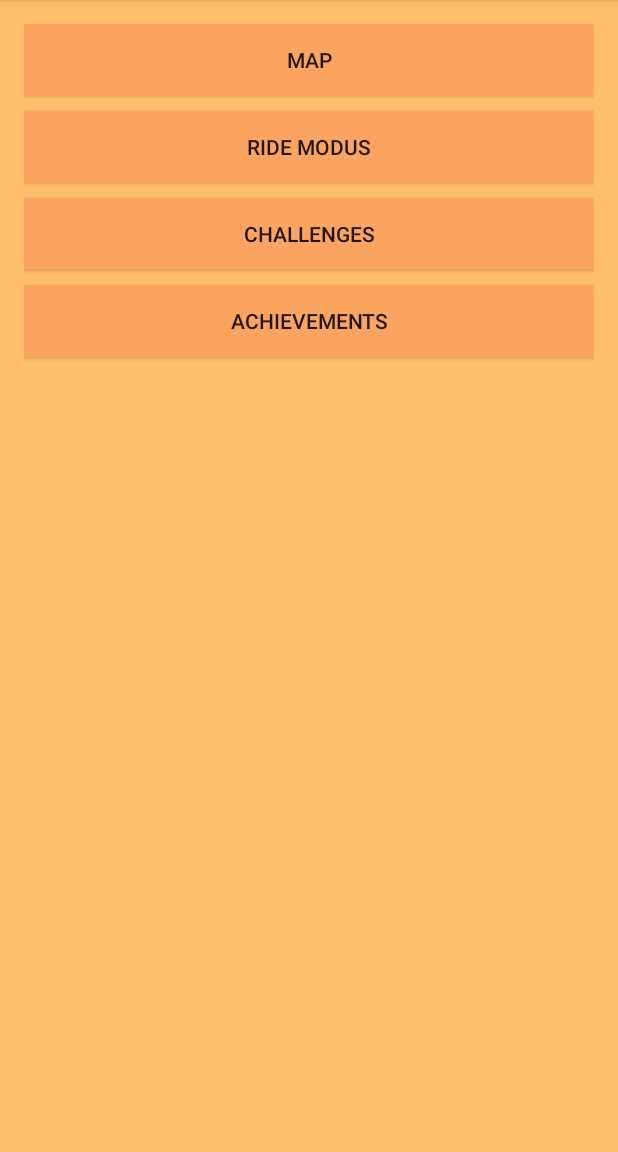
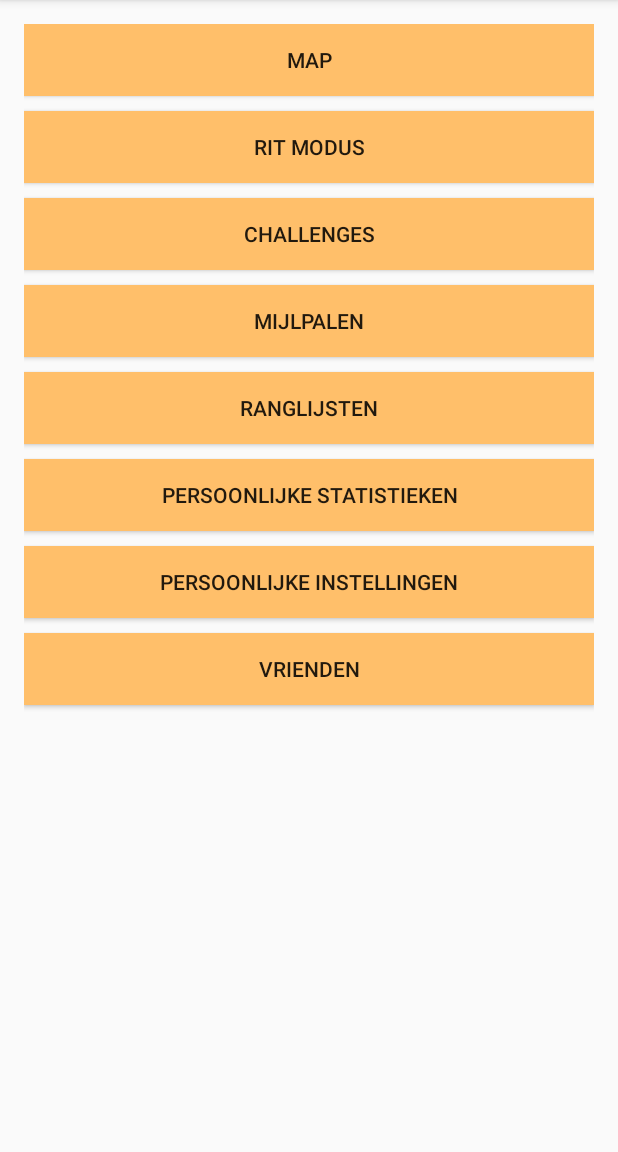
Before and after one commit to 0Stef/Mushroom2, an Android app: the Homescreen screen opened directly, with no data from a screen before it, on a phone screen of 412 x 824 dp, the part 84-1236 px from its top. Run offline under Robolectric (Android 15) with nearby library versions, the phone set to English and light mode, and no system bars.

Commit message:
6/11 18:54 ayout

```diff
--- a/app/src/main/res/layout/activity_homescreen.xml
+++ b/app/src/main/res/layout/activity_homescreen.xml
@@ -5,14 +5,14 @@
     android:paddingTop="@dimen/activity_vertical_margin"
     android:paddingBottom="@dimen/activity_vertical_margin"
     tools:context="cwb1.mushroom.com.Homescreen"
-    android:background="#FFBF6A">
+    >
 
     <Button
         android:layout_width="match_parent"
         android:layout_height="wrap_content"
         android:text="@string/settings"
         android:id="@+id/button4"
-        android:background="#FAA460"
+        android:background="#FFBF6A"
         android:layout_marginBottom="10dp"
         />
 
@@ -22,7 +22,7 @@
         android:text="@string/rideActivityButton"
         android:id="@+id/rideActivityButton"
         android:layout_below="@+id/button4"
-        android:background="#FAA460"
+        android:background="#FFBF6A"
         android:layout_marginBottom="10dp"
         />
 
@@ -32,7 +32,7 @@
         android:text="@string/challenges"
         android:id="@+id/button3"
         android:layout_below="@+id/rideActivityButton"
-        android:background="#FAA460"
+        android:background="#FFBF6A"
         android:layout_marginBottom="10dp"
         />
 
@@ -42,7 +42,48 @@
         android:text="@string/optionalbutton"
         android:id="@+id/button2"
         android:layout_below="@+id/button3"
-        android:background="#FAA460"
+        android:background="#FFBF6A"
+        android:layout_marginBottom="10dp"
+        />
+
+    <Button
+        android:layout_width="match_parent"
+        android:layout_height="wrap_content"
+        android:text="@string/ranglijsten"
+        android:id="@+id/ranglijsten"
+        android:layout_below="@+id/button2"
+        android:background="#FFBF6A"
+        android:layout_marginBottom="10dp"
+        />
+
+    <Button
+        android:layout_width="match_parent"
+        android:layout_height="wrap_content"
+        android:text="@string/persoonlijkestatistieken"
+        android:id="@+id/persoonlijkestatistieken"
+        android:layout_below="@+id/ranglijsten"
+        android:background="#FFBF6A"
+        android:layout_marginBottom="10dp"
+        />
+
+    <Button
+        android:layout_width="match_parent"
+        android:layout_height="wrap_content"
+        android:text="@string/persoonlijkeinstellingen"
+        android:id="@+id/persoonlijkeinstellingen"
+        android:layout_below="@+id/persoonlijkestatistieken"
+        android:background="#FFBF6A"
+        android:layout_marginBottom="10dp"
+        />
+
+    <Button
+        android:layout_width="match_parent"
+        android:layout_height="wrap_content"
+        android:text="@string/vrienden"
+        android:id="@+id/vrienden"
+        android:layout_below="@+id/persoonlijkeinstellingen"
+        android:background="#FFBF6A"
+        android:layout_marginBottom="10dp"
         />
 
 
--- a/app/src/main/res/values/strings.xml
+++ b/app/src/main/res/values/strings.xml
@@ -3,7 +3,7 @@
 
     // strings voor homescreen
     <string name="title_activity_homescreen">Mushroom</string>
-    <string name="optionalbutton">Achievements</string>
+    <string name="optionalbutton">Mijlpalen</string>
     <string name="challenges">Challenges</string>
     <string name="settings">MAP</string>
 
@@ -17,13 +17,17 @@
 
     <string name="title_activity_challenges">Challenges</string>
     <string name="challengestitle">Challenges</string>
-    <string name="rideActivityButton">Ride modus</string>
+    <string name="rideActivityButton">Rit modus</string>
     <string name="gethighestacceleration">Get highest acceleration</string>
     <string name="challenge2">Get speed over 20 km/h</string>
     <string name="challenge3">Drive only north for 1 km</string>
     <string name="getstartedch">Start challenge</string>
     <string name="title_activity_main_dbactivity">MainDBactivity</string>
     <string name="title_activity_data_base_handler">DataBaseHandler</string>
+    <string name="ranglijsten">Ranglijsten</string>
+    <string name="persoonlijkestatistieken">Persoonlijke statistieken</string>
+    <string name="persoonlijkeinstellingen">Persoonlijke instellingen</string>
+    <string name="vrienden">Vrienden</string>
 
     <string name="hello_world">Hello world!</string>
     <string name="title_activity_record_acceleration">recordAcceleration</string>
@@ -45,7 +49,7 @@
     <string name="title_activity_data_base_handler2">DataBaseHandler2</string>
     <string name="title_activity_ride">RideActivity</string>
     <string name="titelRideActivity">ride modus</string>
-    <string name="title_activity_achievements">Achievements</string>
+    <string name="title_activity_achievements">Mijlpalen</string>
 
     // Strings voor punten
     <string name="punten1">1 Punt.</string>
```
